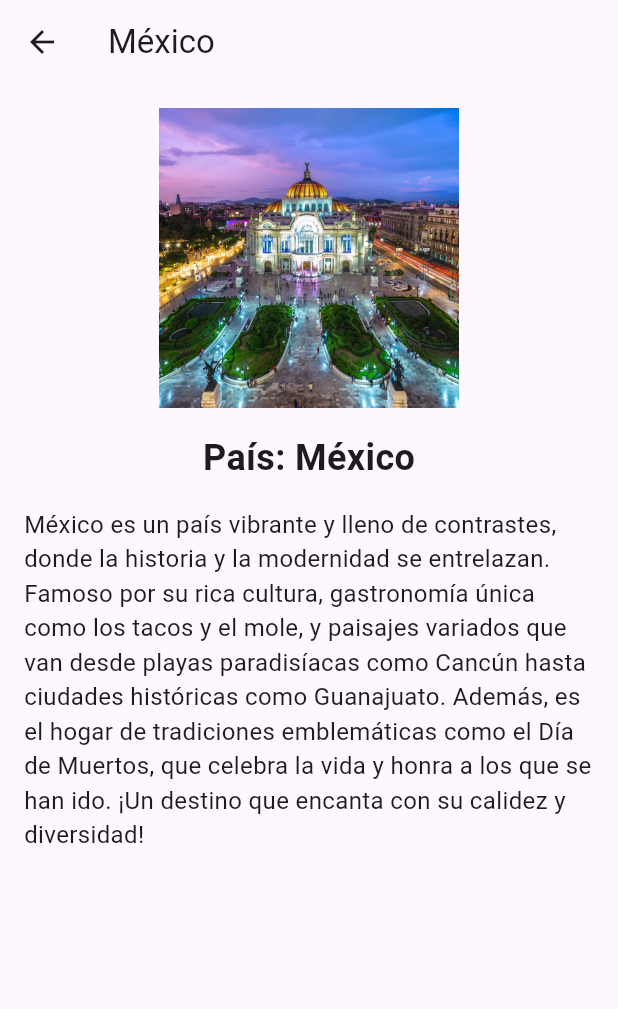
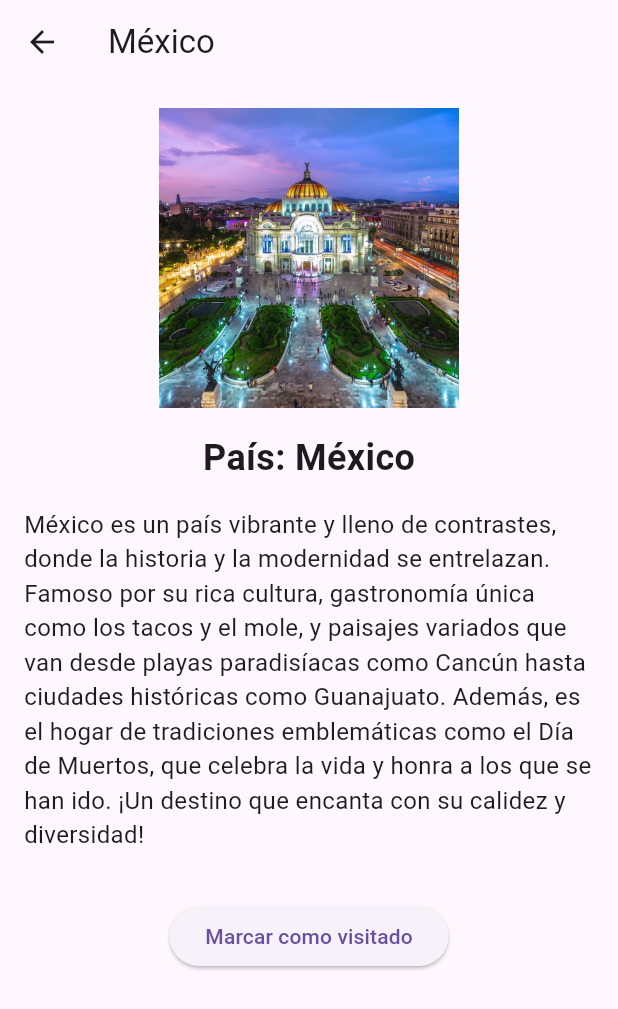
Before and after one commit to JavierKuri/finaldispmov, a Flutter app: the screen it shows after launch, after a tap on "México", on a phone screen of 412 x 824 dp. Shown: the top 1009 px of the screen. Run offline on Flutter 3.47's test engine with Material 3 defaults, Android fonts, the phone set to English and light mode, and no system bars.

Commit message:
COMMIT 3 17/11/2024
- Agregada funcionalidad para marcar como visitado alguno de los países desde el ElevatedButton de su página CountryPage.
- Al marcar como visitado, se regresa al HomePage, se cambia el icono trailing en el ListTile, y se cambia el texto del ElevatedButton.
- Agregada una pequea descripción en cada ListTile.

```diff
--- a/lib/main.dart
+++ b/lib/main.dart
@@ -1,22 +1,5 @@
 import 'package:flutter/material.dart';
 
-void main() => runApp(AppFinal());
-
-class AppFinal extends StatelessWidget {
-  @override
-  Widget build(BuildContext context) {
-    return MaterialApp(
-      home: MyHomePage(),
-    );
-  }
-}
-
-class MyHomePage extends StatefulWidget {
-  @override
-  MyHomePageState createState() => MyHomePageState();
-}
-
-class MyHomePageState extends State<MyHomePage> {
 final List<Map<String, String>> contenido = [
   {
     "pais":"México",
@@ -126,10 +109,25 @@ class MyHomePageState extends State<MyHomePage> {
                   "modernidad y una belleza natural impresionante.",
     "imagen2":"assets/imagenvietnam.png"
   },
+];
+List<bool> fueVisitado = List.generate(contenido.length, (index) => false);
+void main() => runApp(AppFinal());
 
+class AppFinal extends StatelessWidget {
+  @override
+  Widget build(BuildContext context) {
+    return MaterialApp(
+      home: MyHomePage(),
+    );
+  }
+}
 
+class MyHomePage extends StatefulWidget {
+  @override
+  MyHomePageState createState() => MyHomePageState();
+}
 
-  ];
+class MyHomePageState extends State<MyHomePage> {
   @override
   Widget build(BuildContext context) {
     return Scaffold(
@@ -138,7 +136,7 @@ class MyHomePageState extends State<MyHomePage> {
           child: ListView(
             children: <Widget>[
               for(int i=0;i<contenido.length;i++)
-                buildListTile(context, contenido[i])
+                buildListTile(context, contenido[i], i)
             ],
           )
         )
@@ -146,7 +144,7 @@ class MyHomePageState extends State<MyHomePage> {
   }
 }
 
-Widget buildListTile(BuildContext context, Map<String, String> contenido) {
+Widget buildListTile(BuildContext context, Map<String, String> contenido, int i) {
   final String pais = contenido["pais"]!;
   final String imagen = contenido["imagen"]!;
   final String descripcion = contenido['descripcion']!;
@@ -155,27 +153,29 @@ Widget buildListTile(BuildContext context, Map<String, String> contenido) {
     padding: const EdgeInsets.all(8.0),
     child: ListTile(
       title: Text(pais),
+      subtitle: Text("Click para mas información de $pais"),
       leading: Image.asset(
         imagen,
         width: 50,
         height: 50,
         fit: BoxFit.cover,
       ),
-      trailing: Icon(Icons.check_box_outline_blank),
+      trailing: Icon(fueVisitado[i] ? Icons.check_box : Icons.check_box_outline_blank),
 
-      onTap: () {
-        Navigator.push(
+      onTap: () async {
+        await Navigator.push(
           context,
           MaterialPageRoute(
             builder: (context) => CountryPage(
               pais: pais,
               imagen: imagen2,
               descripcion: descripcion,
+              indice: i
             ),
           ),
         );
+        (context as Element).markNeedsBuild();
       },
-
     ),
   );
 }
@@ -184,11 +184,13 @@ class CountryPage extends StatelessWidget {
   final String pais;
   final String imagen;
   final String descripcion;
+  final int indice;
 
-  CountryPage({
+  const CountryPage({
     required this.pais,
     required this.imagen,
     required this.descripcion,
+    required this.indice
   });
 
   @override
@@ -220,6 +222,14 @@ class CountryPage extends StatelessWidget {
                 descripcion,
                 style: const TextStyle(fontSize: 16),
               ),
+              const SizedBox(height: 32.0),
+              ElevatedButton(
+                onPressed: () {
+                  fueVisitado[indice] = !fueVisitado[indice];
+                  Navigator.pop(context);
+                },
+                child: Text(fueVisitado[indice] ? "Marcar como no visitado" : "Marcar como visitado"),
+              )
             ],
           ),
         ),
```
Lines whose indentation alone changed are shown as unchanged.
